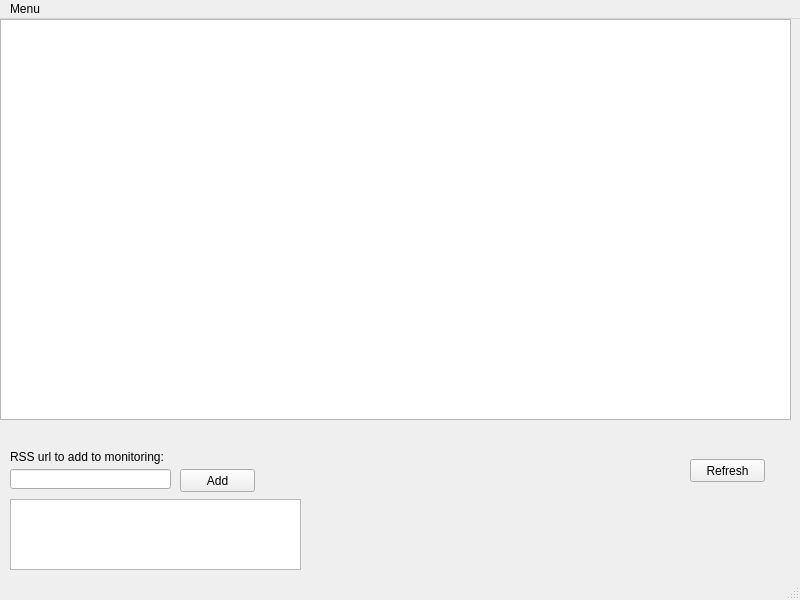
This is untitled.ui in mcgillij/FeedPy as Qt 5 draws it before an edit. The edited form follows.
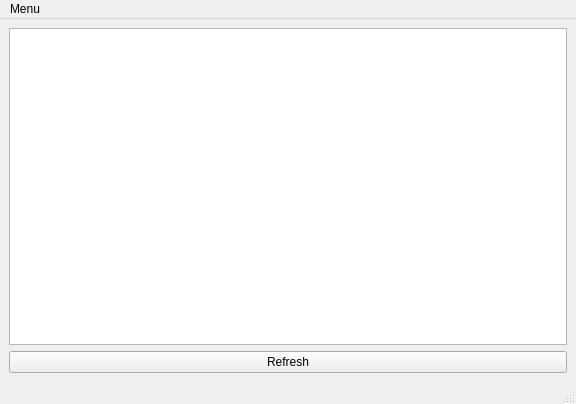
This is the edited form.

What changed in the file:
```diff
--- a/untitled.ui
+++ b/untitled.ui
@@ -6,91 +6,47 @@
    <rect>
     <x>0</x>
     <y>0</y>
-    <width>800</width>
-    <height>600</height>
+    <width>576</width>
+    <height>404</height>
    </rect>
   </property>
   <property name="windowTitle">
-   <string>MainWindow</string>
+   <string>FeedPy</string>
+  </property>
+  <property name="toolTip">
+   <string>&lt;html&gt;&lt;head/&gt;&lt;body&gt;&lt;p&gt;&lt;span style=&quot; font-size:12pt;&quot;&gt;Mouse over any entries in the main list to see a quick summary, or click the item to launch a browser.&lt;/span&gt;&lt;/p&gt;&lt;/body&gt;&lt;/html&gt;</string>
+  </property>
+  <property name="autoFillBackground">
+   <bool>false</bool>
   </property>
   <widget class="QWidget" name="centralwidget">
-   <widget class="QListWidget" name="listWidgetRss">
-    <property name="geometry">
-     <rect>
-      <x>0</x>
-      <y>0</y>
-      <width>791</width>
-      <height>401</height>
-     </rect>
-    </property>
-   </widget>
-   <widget class="QLineEdit" name="lineEditUrl">
-    <property name="geometry">
-     <rect>
-      <x>10</x>
-      <y>450</y>
-      <width>161</width>
-      <height>20</height>
-     </rect>
-    </property>
-   </widget>
-   <widget class="QLabel" name="label">
-    <property name="geometry">
-     <rect>
-      <x>10</x>
-      <y>430</y>
-      <width>161</width>
-      <height>16</height>
-     </rect>
-    </property>
-    <property name="text">
-     <string>RSS url to add to monitoring:</string>
-    </property>
-   </widget>
-   <widget class="QPushButton" name="pushAddButton">
-    <property name="geometry">
-     <rect>
-      <x>180</x>
-      <y>450</y>
-      <width>75</width>
-      <height>23</height>
-     </rect>
-    </property>
-    <property name="text">
-     <string>Add</string>
-    </property>
-   </widget>
-   <widget class="QListWidget" name="listWidgetUrls">
-    <property name="geometry">
-     <rect>
-      <x>10</x>
-      <y>480</y>
-      <width>291</width>
-      <height>71</height>
-     </rect>
-    </property>
-   </widget>
-   <widget class="QPushButton" name="pushRefreshButton">
-    <property name="geometry">
-     <rect>
-      <x>690</x>
-      <y>440</y>
-      <width>75</width>
-      <height>23</height>
-     </rect>
-    </property>
-    <property name="text">
-     <string>Refresh</string>
-    </property>
-   </widget>
+   <layout class="QGridLayout" name="gridLayout">
+    <item row="0" column="0">
+     <widget class="QListWidget" name="listWidgetRss">
+      <property name="mouseTracking">
+       <bool>true</bool>
+      </property>
+      <property name="alternatingRowColors">
+       <bool>true</bool>
+      </property>
+     </widget>
+    </item>
+    <item row="1" column="0">
+     <widget class="QPushButton" name="pushRefreshButton">
+      <property name="text">
+       <string>Refresh</string>
+      </property>
+     </widget>
+    </item>
+   </layout>
   </widget>
   <widget class="QMenuBar" name="menubar">
    <property name="geometry">
     <rect>
      <x>0</x>
      <y>0</y>
-     <width>800</width>
-     <height>22</height>
+     <width>576</width>
+     <height>26</height>
     </rect>
    </property>
    <widget class="QMenu" name="menuMenu">
```
Left out of the diff: 12 changed lines with no effect on the pictures.
